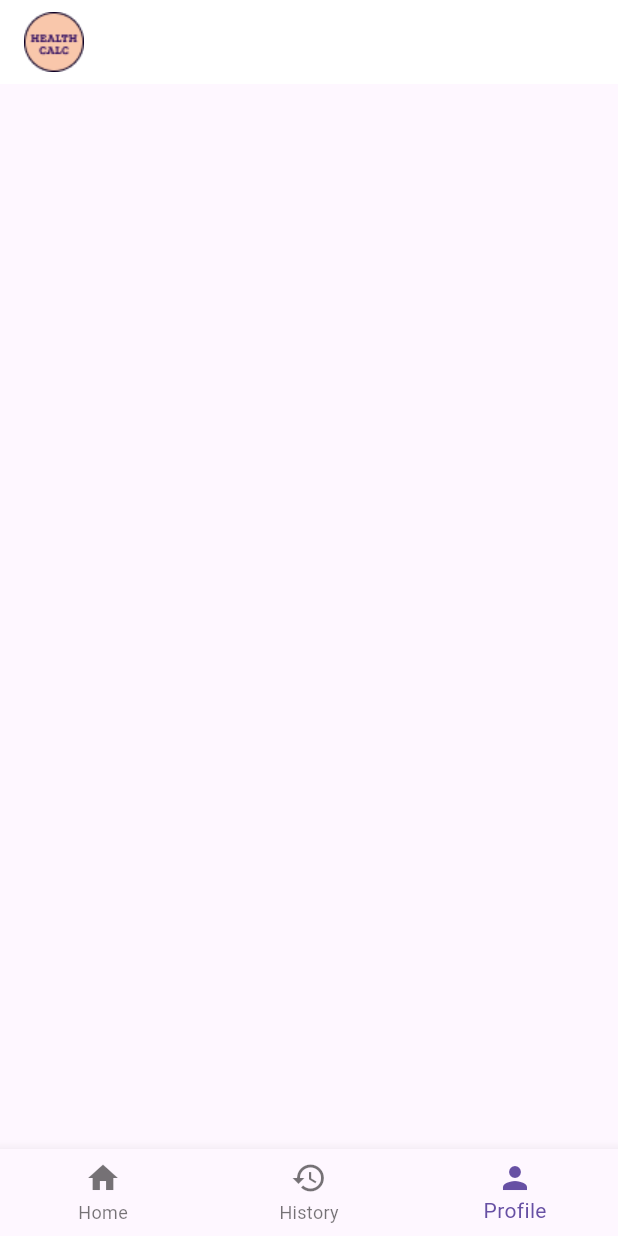
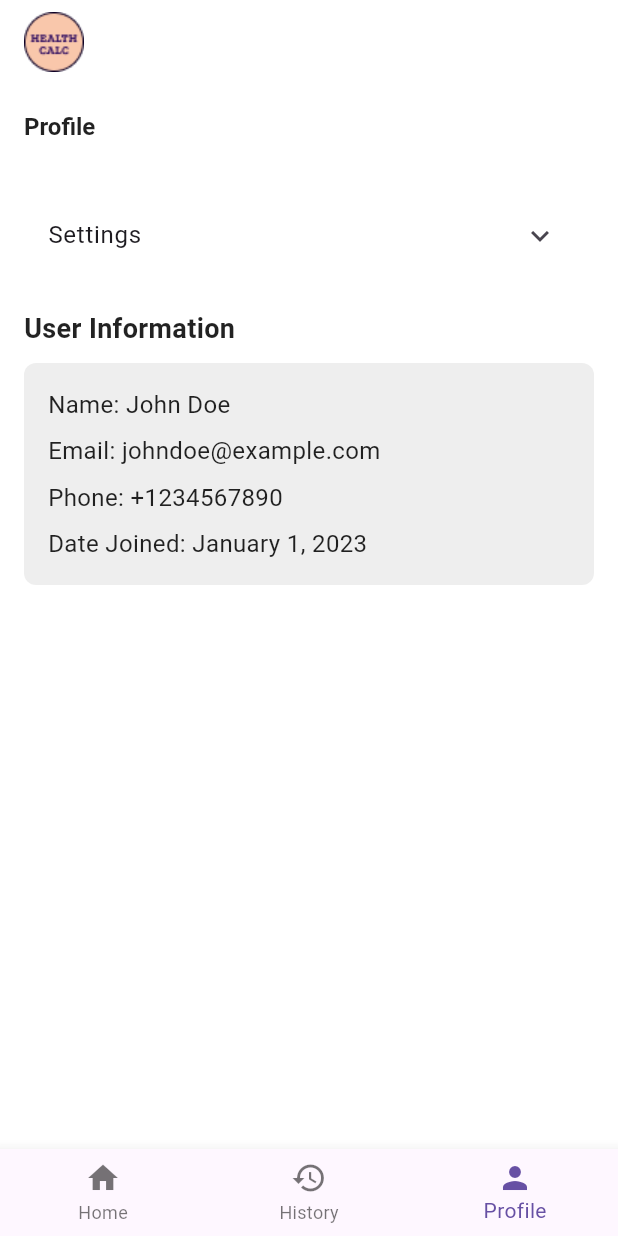
Before and after one commit to Chisonia/health_calc, a Flutter app: the screen it shows after launch, item 3 of the bottom bar chosen, on a phone screen of 412 x 824 dp. Run offline on Flutter 3.47's test engine with Material 3 defaults, Android fonts, the phone set to English and light mode, and no system bars.

Commit message:
Created profile and implementing darkmode feature

```diff
--- a/lib/main.dart
+++ b/lib/main.dart
@@ -1,4 +1,6 @@
 import 'package:flutter/material.dart';
+import 'package:provider/provider.dart'; // Import the provider package
+import 'theme_provider.dart'; // Import the ThemeProvider
 import 'pages/home_page.dart';
 import 'package:health_calc/pages/wfa_page.dart';
 import 'package:health_calc/pages/bmi_page.dart';
@@ -8,7 +10,12 @@ import 'package:health_calc/pages/ga_edd_page.dart';
 import 'package:health_calc/pages/nxt_visit_page.dart';
 
 void main() {
-  runApp(const HealthCalcApp());
+  runApp(
+    ChangeNotifierProvider(
+      create: (context) => ThemeProvider(), // Provide ThemeProvider
+      child: const HealthCalcApp(),
+    ),
+  );
 }
 
 class HealthCalcApp extends StatelessWidget {
@@ -16,22 +23,23 @@ class HealthCalcApp extends StatelessWidget {
 
   @override
   Widget build(BuildContext context) {
+    final themeProvider = Provider.of<ThemeProvider>(context); // Get the current theme
+
     return MaterialApp(
       title: 'Health Calculators',
-      theme: ThemeData(
-        primarySwatch: Colors.blue,
-      ),
+      theme: themeProvider.themeData, // Set the theme based on provider
       home: const HomePage(), // Set the homepage here
       routes: {
         '/wfa': (context) => WeightForAgePage(
           selectedAgeFormat: '',
-          onAgeFormatChanged: (String? value) {  },
-          age: '', onAgeChanged: (String value) {  },
+          onAgeFormatChanged: (String? value) {},
+          age: '',
+          onAgeChanged: (String value) {},
         ),
         '/ga-edd': (context) => const GestationalAgePage(),
         '/next-visit': (context) => NextVisitPage(
           selectedInterval: '',
-          onIntervalChanged: (String? value) {  },
+          onIntervalChanged: (String? value) {},
         ),
         '/bmi': (context) => const BMICalculationPage(),
         '/dose-weight': (context) => const DosePerWeightPage(),
--- a/lib/pages/bmi_page.dart
+++ b/lib/pages/bmi_page.dart
@@ -1,4 +1,7 @@
 import 'package:flutter/material.dart';
+import 'package:provider/provider.dart';
+
+import '../theme_provider.dart';
 
 class BMICalculationPage extends StatefulWidget {
   const BMICalculationPage({super.key});
@@ -55,13 +58,13 @@ class BMICalculationPageState extends State<BMICalculationPage> {
 
   @override
   Widget build(BuildContext context) {
+    Provider.of<ThemeProvider>(context);
+
     return Scaffold(
       appBar: AppBar(
-        backgroundColor: Colors.purple.shade100,
         title: const Text(
           'CALCULATE BMI',
           style: TextStyle(
-            color: Colors.black87,
             fontWeight: FontWeight.bold,
             fontSize: 16.0,
           ),
@@ -79,7 +82,6 @@ class BMICalculationPageState extends State<BMICalculationPage> {
               "Select the unit and enter the height and weight for BMI calculation:",
               style: TextStyle(
                 fontSize: 16,
-                color: Colors.black87,
               ),
               textAlign: TextAlign.start,
             ),
@@ -167,7 +169,6 @@ class BMICalculationPageState extends State<BMICalculationPage> {
                       ? "BMI result will appear here."
                       : "BMI Result: $bmiResult",
                   style: const TextStyle(
-                    color: Colors.black87,
                     fontWeight: FontWeight.bold,
                     fontSize: 18.0,
                   ),
--- a/lib/pages/history_page.dart
+++ b/lib/pages/history_page.dart
@@ -3,18 +3,25 @@ import 'package:flutter/material.dart';
 class HistoryPage extends StatefulWidget {
   final List<Map<String, dynamic>> calculationHistory;
 
-  const HistoryPage({Key? key, required this.calculationHistory}) : super(key: key);
+  const HistoryPage({super.key, required this.calculationHistory});
 
   @override
-  _HistoryPageState createState() => _HistoryPageState();
+  HistoryPageState createState() => HistoryPageState();
 }
 
-class _HistoryPageState extends State<HistoryPage> {
+class HistoryPageState extends State<HistoryPage> {
   @override
   Widget build(BuildContext context) {
     return Scaffold(
       appBar: AppBar(
-        title: const Text('Calculation History'),
+        title: const Text(
+          'Calculation History',
+          style: TextStyle(
+            color: Colors.black87,
+            fontSize: 16.0,
+            fontWeight: FontWeight.bold
+          ),
+        ),
         backgroundColor: Colors.white,
         elevation: 0,
       ),
--- a/lib/pages/home_page.dart
+++ b/lib/pages/home_page.dart
@@ -7,6 +7,7 @@ import 'drops_minute_page.dart';
 import 'ga_edd_page.dart';
 import 'nxt_visit_page.dart';
 import 'history_page.dart'; // Import the HistoryPage
+import 'profile_page.dart'; // Import the ProfilePage
 
 class HomePage extends StatefulWidget {
   const HomePage({super.key});
@@ -45,6 +46,8 @@ class HomePageState extends State<HomePage> {
           return _buildHomeBody();
         case 1:
           return HistoryPage(calculationHistory: calculationHistory); // Pass history to HistoryPage
+        case 2:
+          return const ProfilePage(); // Open Profile Page
         default:
           return Container(); // Fallback for other cases
       }
--- /dev/null
+++ b/lib/pages/profile_page.dart
@@ -0,0 +1,103 @@
+import 'package:flutter/material.dart';
+import 'package:provider/provider.dart';
+import '../theme_provider.dart';
+
+class ProfilePage extends StatelessWidget {
+  const ProfilePage({super.key});
+
+  @override
+  Widget build(BuildContext context) {
+    final themeProvider = Provider.of<ThemeProvider>(context);
+
+    return Scaffold(
+      appBar: AppBar(
+        title: const Text(
+          'Profile',
+          style: TextStyle(
+            color: Colors.black87,
+            fontSize: 16.0,
+            fontWeight: FontWeight.bold,
+          ),
+        ),
+        backgroundColor: Colors.white,
+        elevation: 0, // Removes shadow for a flat appearance
+      ),
+      body: Padding(
+        padding: const EdgeInsets.all(16.0),
+        child: ListView(
+          children: [
+            // Expandable settings section
+            ExpansionTile(
+              title: const Text('Settings'),
+              children: [
+                ListTile(
+                  title: const Text('Dark Mode'),
+                  trailing: Switch(
+                    value: themeProvider.isDarkTheme,
+                    onChanged: (value) {
+                      themeProvider.toggleTheme(); // Toggle the theme
+                    },
+                  ),
+                ),
+                ListTile(
+                  title: const Text('Notification Settings'),
+                  trailing: const Icon(Icons.arrow_forward_ios),
+                  onTap: () {
+                    // Navigate to notification settings page
+                  },
+                ),
+                ListTile(
+                  title: const Text('Privacy Settings'),
+                  trailing: const Icon(Icons.arrow_forward_ios),
+                  onTap: () {
+                    // Navigate to privacy settings page
+                  },
+                ),
+                // Add more settings items as needed
+              ],
+            ),
+            // User information section
+            const SizedBox(height: 20),
+            const Text(
+              'User Information',
+              style: TextStyle(fontSize: 18, fontWeight: FontWeight.bold),
+            ),
+            const SizedBox(height: 10),
+            // Placeholder for user information
+            Container(
+              padding: const EdgeInsets.all(16.0),
+              decoration: BoxDecoration(
+                color: Colors.grey.shade200,
+                borderRadius: BorderRadius.circular(8.0),
+              ),
+              child: const Column(
+                crossAxisAlignment: CrossAxisAlignment.start,
+                children: [
+                  Text(
+                    'Name: John Doe',
+                    style: TextStyle(fontSize: 16),
+                  ),
+                  SizedBox(height: 8),
+                  Text(
+                    'Email: johndoe@example.com',
+                    style: TextStyle(fontSize: 16),
+                  ),
+                  SizedBox(height: 8),
+                  Text(
+                    'Phone: +1234567890',
+                    style: TextStyle(fontSize: 16),
+                  ),
+                  SizedBox(height: 8),
+                  Text(
+                    'Date Joined: January 1, 2023',
+                    style: TextStyle(fontSize: 16),
+                  ),
+                ],
+              ),
+            ),
+          ],
+        ),
+      ),
+    );
+  }
+}
--- /dev/null
+++ b/lib/theme_provider.dart
@@ -0,0 +1,37 @@
+import 'package:flutter/material.dart';
+import 'package:provider/provider.dart';
+
+class ThemeProvider with ChangeNotifier {
+  bool _isDarkTheme = false;
+
+  bool get isDarkTheme => _isDarkTheme;
+
+  void toggleTheme() {
+    _isDarkTheme = !_isDarkTheme;
+    notifyListeners();
+  }
+
+  ThemeData get themeData {
+    return _isDarkTheme
+        ? ThemeData.dark().copyWith(
+      appBarTheme: AppBarTheme(
+        backgroundColor: Colors.purple.shade100,
+      ),
+      scaffoldBackgroundColor: Colors.grey[850],
+      textTheme: const TextTheme(
+        bodyLarge: TextStyle(color: Colors.white),
+        bodyMedium: TextStyle(color: Colors.white),
+      ),
+    )
+        : ThemeData.light().copyWith(
+      appBarTheme: AppBarTheme(
+        backgroundColor: Colors.purple.shade100,
+      ),
+      scaffoldBackgroundColor: Colors.white,
+      textTheme: const TextTheme(
+        bodyLarge: TextStyle(color: Colors.black87),
+        bodyMedium: TextStyle(color: Colors.black87),
+      ),
+    );
+  }
+}
--- a/pubspec.yaml
+++ b/pubspec.yaml
@@ -34,6 +34,7 @@ dependencies:
   bloc: ^8.1.4
   meta: ^1.7.0
   freezed_annotation: ^2.0.0
+  provider: ^6.0.0
 
 
 
```
Also changed, not shown: pubspec.lock.
